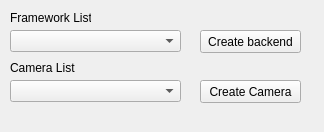
This is test_app/mainwindow.ui in abibas/webcamCaptureNewDesign as Qt 5 draws it before an edit. The edited form follows.
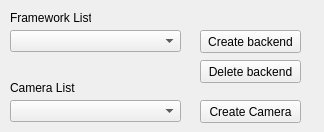
This is the edited form.

Diff of the .ui file:
```diff
--- a/test_app/mainwindow.ui
+++ b/test_app/mainwindow.ui
@@ -31,7 +31,7 @@
     <property name="geometry">
      <rect>
       <x>10</x>
-      <y>60</y>
+      <y>80</y>
       <width>81</width>
       <height>16</height>
      </rect>
@@ -67,7 +67,7 @@
     <property name="geometry">
      <rect>
       <x>10</x>
-      <y>80</y>
+      <y>100</y>
       <width>171</width>
       <height>22</height>
      </rect>
@@ -77,7 +77,7 @@
     <property name="geometry">
      <rect>
       <x>200</x>
-      <y>80</y>
+      <y>100</y>
       <width>101</width>
       <height>23</height>
      </rect>
@@ -86,6 +86,19 @@
      <string>Create Camera</string>
     </property>
    </widget>
+   <widget class="QPushButton" name="deleteBackendBtn">
+    <property name="geometry">
+     <rect>
+      <x>200</x>
+      <y>60</y>
+      <width>101</width>
+      <height>23</height>
+     </rect>
+    </property>
+    <property name="text">
+     <string>Delete backend</string>
+    </property>
+   </widget>
   </widget>
  </widget>
  <resources/>
```
